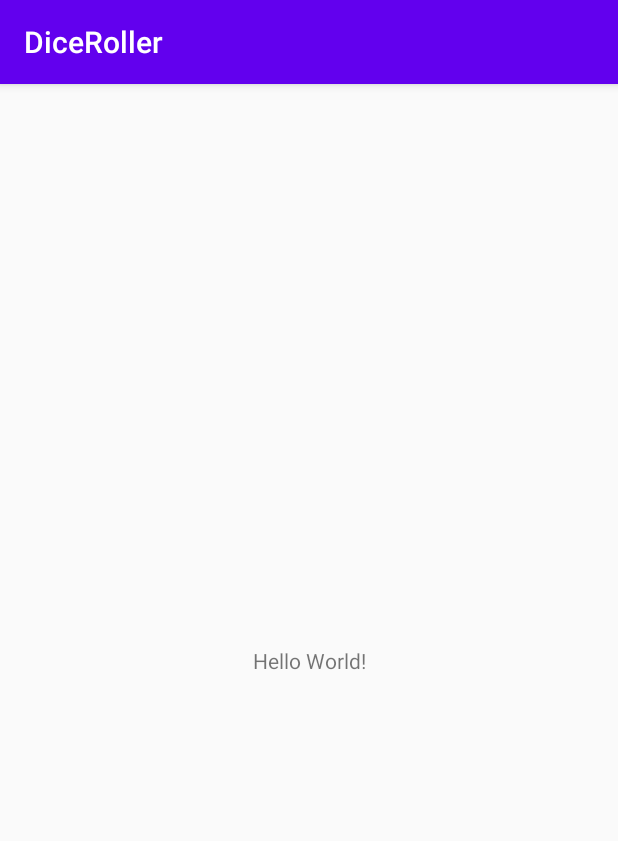
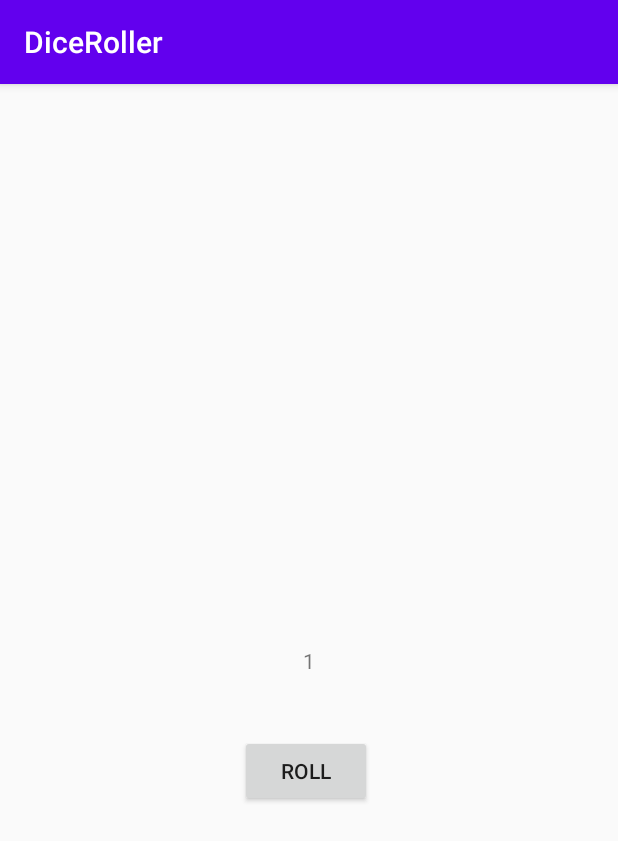
Before and after one commit to automationhacks/android-basics-dice-roller-app, an Android app: the screen it shows after launch (MainActivity), on a phone screen of 412 x 824 dp. Shown: the top 841 px of the screen. Run offline under Robolectric (Android 15) with nearby library versions, the phone set to English and light mode, and no system bars.

Commit message:
Added button on dice roller app and added sourceCompatibility to work around a build issue.

```diff
--- a/app/build.gradle
+++ b/app/build.gradle
@@ -5,6 +5,13 @@ apply plugin: 'kotlin-android-extensions'
 android {
     compileSdkVersion 30
     buildToolsVersion "30.0.2"
+
+    // Added post getting this exception
+    // https://stackoverflow.com/questions/49891730/invoke-customs-are-only-supported-starting-with-android-0-min-api-26
+    compileOptions {
+        sourceCompatibility JavaVersion.VERSION_1_8
+        targetCompatibility JavaVersion.VERSION_1_8
+    }
 
     defaultConfig {
         applicationId "com.example.diceroller"
--- a/app/src/main/res/layout/activity_main.xml
+++ b/app/src/main/res/layout/activity_main.xml
@@ -7,12 +7,24 @@
     tools:context=".MainActivity">
 
     <TextView
+        android:id="@+id/textView"
         android:layout_width="wrap_content"
         android:layout_height="wrap_content"
-        android:text="Hello World!"
+        android:text="1"
         app:layout_constraintBottom_toBottomOf="parent"
         app:layout_constraintLeft_toLeftOf="parent"
         app:layout_constraintRight_toRightOf="parent"
         app:layout_constraintTop_toTopOf="parent" />
 
+    <Button
+        android:id="@+id/button"
+        android:layout_width="wrap_content"
+        android:layout_height="wrap_content"
+        android:layout_marginStart="160dp"
+        android:layout_marginLeft="160dp"
+        android:layout_marginTop="40dp"
+        android:text="Roll"
+        app:layout_constraintStart_toStartOf="parent"
+        app:layout_constraintTop_toBottomOf="@+id/textView" />
+
 </androidx.constraintlayout.widget.ConstraintLayout>
--- a/build.gradle
+++ b/build.gradle
@@ -1,6 +1,6 @@
 // Top-level build file where you can add configuration options common to all sub-projects/modules.
 buildscript {
-    ext.kotlin_version = "1.3.72"
+    ext.kotlin_version = "1.4.21"
     repositories {
         google()
         jcenter()
@@ -14,6 +14,8 @@ buildscript {
     }
 }
 
+
+
 allprojects {
     repositories {
         google()
```
